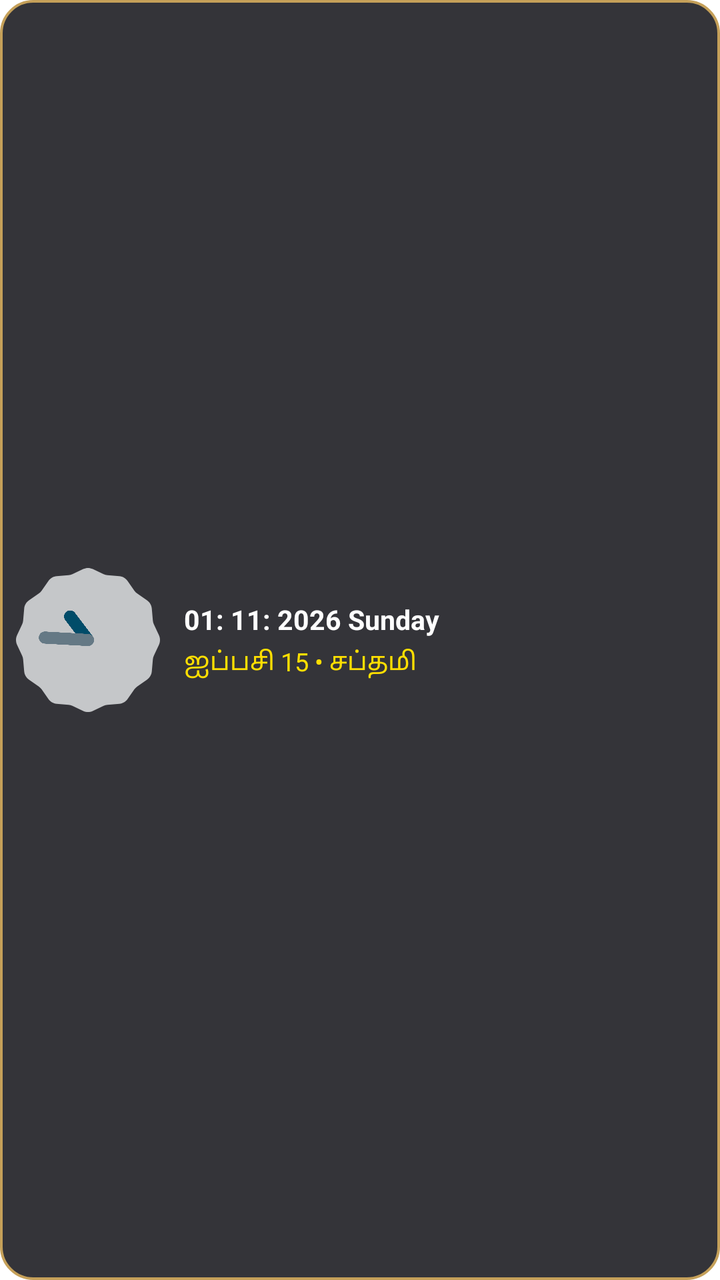
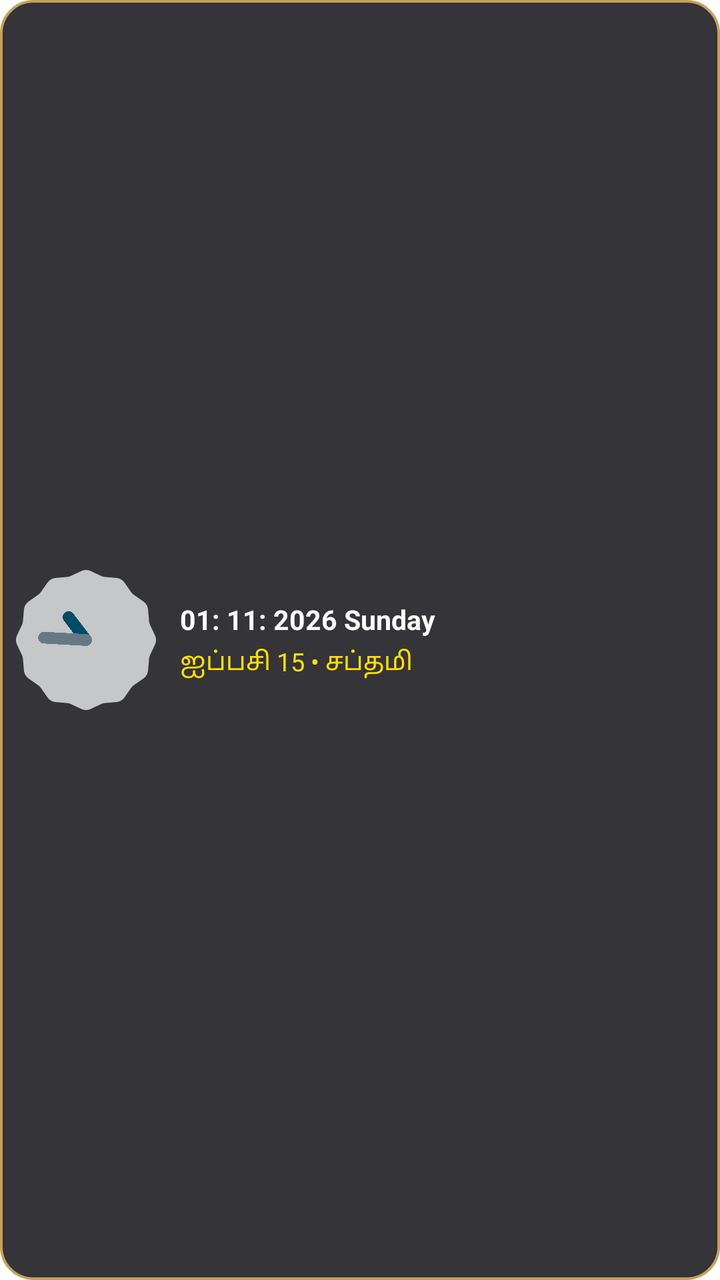

The first picture is an Android layout as it rendered before a commit; the second is the same layout after the commit. The layout source and the unified diff follow.
<!-- AndroidManifest.xml: application theme Theme.MaterialComponents.DayNight.NoActionBar -->
<!-- res/layout/widget_layout_4x1.xml -->
<?xml version="1.0" encoding="utf-8"?>
<LinearLayout
    xmlns:android="http://schemas.android.com/apk/res/android"
    android:id="@+id/widget_root"
    android:layout_width="match_parent"
    android:layout_height="match_parent"
    android:orientation="horizontal"
    android:gravity="center_vertical"
    android:padding="8dp"
    android:background="@drawable/widget_surface_bg">

    
    <FrameLayout
        android:layout_width="72dp"
        android:layout_height="72dp">

        <AnalogClock
            android:id="@+id/analog_clock"
            android:layout_width="match_parent"
            android:layout_height="match_parent"
            android:visibility="visible" />

        <TextClock
            android:id="@+id/digital_clock"
            android:layout_width="match_parent"
            android:layout_height="match_parent"
            android:gravity="center"
            android:format12Hour="hh:mm a"
            android:format23Hour="HH:mm"
            android:textColor="#FFDF00"
            android:textSize="15sp"
            android:textStyle="bold"
            android:visibility="gone" />
    </FrameLayout>

    
    <LinearLayout
        android:layout_width="match_parent"
        android:layout_height="wrap_content"
        android:orientation="vertical"
        android:layout_marginStart="12dp"
        android:gravity="center_vertical">

        
        <TextView
            android:id="@+id/tv_widget_greg_date_weekday"
            android:layout_width="wrap_content"
            android:layout_height="wrap_content"
            android:textColor="#FFFFFF"
            android:textSize="13.5sp"
            android:textStyle="bold"
            android:singleLine="true"
            android:text="01: 11: 2026 Sunday" />

        
        <TextView
            android:id="@+id/tv_widget_tamil_month_date_tithi"
            android:layout_width="wrap_content"
            android:layout_height="wrap_content"
            android:layout_marginTop="3dp"
            android:textColor="#FFDF00"
            android:textSize="12.5sp"
            android:singleLine="true"
            android:text="ஐப்பசி 15 • சப்தமி" />
    </LinearLayout>
</LinearLayout>
<!-- resources referenced by this layout -->
<resources>
  <!-- drawable widget_surface_bg (drawable) -->
  <?xml version="1.0" encoding="utf-8"?>
  <shape xmlns:android="http://schemas.android.com/apk/res/android"
      android:shape="rectangle">
      <solid android:color="#E61E1E24" />
      <corners android:radius="16dp" />
      <stroke
          android:width="1.2dp"
          android:color="#C5A059" />
  </shape>
</resources>

<!-- the commit's change to res/layout/widget_layout_4x1.xml (unified diff, before → after) -->
@@ -11,8 +11,9 @@
 
     
     <FrameLayout
-        android:layout_width="72dp"
-        android:layout_height="72dp">
+        android:layout_width="70dp"
+        android:layout_height="70dp"
+        android:layout_gravity="center_vertical">
 
         <AnalogClock
             android:id="@+id/analog_clock"
@@ -26,7 +27,7 @@
             android:layout_height="match_parent"
             android:gravity="center"
             android:format12Hour="hh:mm a"
-            android:format23Hour="HH:mm"
+            android:format24Hour="HH:mm"
             android:textColor="#FFDF00"
             android:textSize="15sp"
             android:textStyle="bold"
@@ -41,7 +42,6 @@
         android:layout_marginStart="12dp"
         android:gravity="center_vertical">
 
-        
         <TextView
             android:id="@+id/tv_widget_greg_date_weekday"
             android:layout_width="wrap_content"
@@ -52,7 +52,6 @@
             android:singleLine="true"
             android:text="01: 11: 2026 Sunday" />
 
-        
         <TextView
             android:id="@+id/tv_widget_tamil_month_date_tithi"
             android:layout_width="wrap_content"
